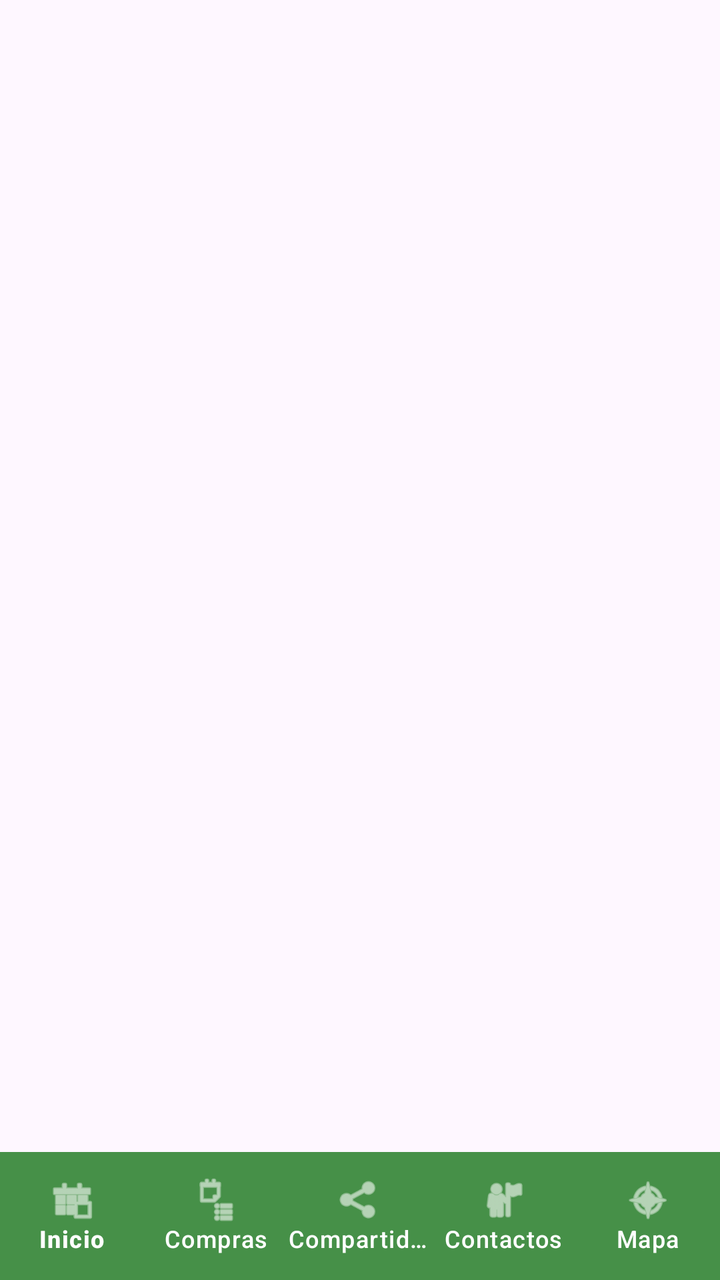
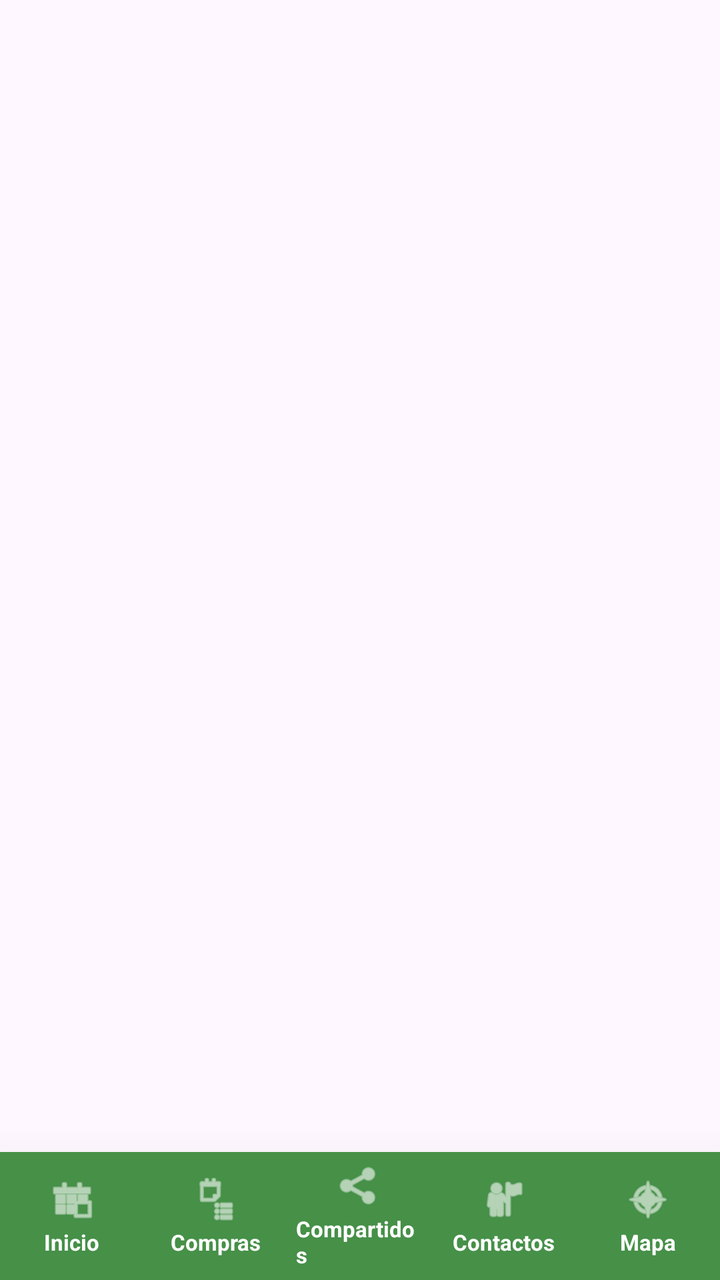

Compare the two renders of this Android layout. The source of the first and the diff that turns it into the second are given below.
<!-- AndroidManifest.xml: application theme Theme.CashoLocal -->
<!-- res/layout/activity_main.xml -->
<?xml version="1.0" encoding="utf-8"?>
<androidx.coordinatorlayout.widget.CoordinatorLayout xmlns:android="http://schemas.android.com/apk/res/android"
    xmlns:app="http://schemas.android.com/apk/res-auto"
    xmlns:tools="http://schemas.android.com/tools"
    android:id="@+id/coordinatorraizprincipal"
    android:layout_width="match_parent"
    android:layout_height="match_parent"
    tools:context=".MainActivity">

    
    <FrameLayout
        android:id="@+id/contenedorfragmento"
        android:layout_width="match_parent"
        android:layout_height="match_parent"
        android:layout_marginBottom="64dp" />

    
    <com.google.android.material.bottomnavigation.BottomNavigationView
        android:id="@+id/navegacioninferior"
        android:layout_width="match_parent"
        android:layout_height="64dp"
        android:layout_gravity="bottom"
        android:elevation="16dp"
        android:translationZ="16dp"
        android:background="#469048"
        app:elevation="16dp"
        app:itemIconTint="#FFFFFF"
        app:itemTextColor="#FFFFFF"
        app:labelVisibilityMode="labeled"
        app:menu="@menu/bottom_nav_menu" />

</androidx.coordinatorlayout.widget.CoordinatorLayout>
<!-- resources referenced by this layout -->
<resources>
  <style name="Theme.CashoLocal" parent="Base.Theme.CashoLocal" />
  <style name="Base.Theme.CashoLocal" parent="Theme.Material3.DayNight.NoActionBar">
          
          
      </style>
</resources>

<!-- the commit's change to res/layout/activity_main.xml (unified diff, before → after) -->
@@ -1,6 +1,5 @@
 <?xml version="1.0" encoding="utf-8"?>
 <androidx.coordinatorlayout.widget.CoordinatorLayout xmlns:android="http://schemas.android.com/apk/res/android"
-    xmlns:app="http://schemas.android.com/apk/res-auto"
     xmlns:tools="http://schemas.android.com/tools"
     android:id="@+id/coordinatorraizprincipal"
     android:layout_width="match_parent"
@@ -15,18 +14,191 @@
         android:layout_marginBottom="64dp" />
 
     
-    <com.google.android.material.bottomnavigation.BottomNavigationView
-        android:id="@+id/navegacioninferior"
+    <include layout="@layout/layout_barra_acciones" />
+
+</androidx.coordinatorlayout.widget.CoordinatorLayout>
+<!-- res/layout/layout_barra_acciones.xml (included above) -->
+<?xml version="1.0" encoding="utf-8"?>
+<androidx.cardview.widget.CardView xmlns:android="http://schemas.android.com/apk/res/android"
+    xmlns:app="http://schemas.android.com/apk/res-auto"
+    android:id="@+id/cvbarranavegacionprincipal"
+    android:layout_width="match_parent"
+    android:layout_height="64dp"
+    android:layout_gravity="bottom"
+    android:elevation="16dp"
+    android:translationZ="16dp"
+    app:cardBackgroundColor="#469048"
+    app:cardCornerRadius="0dp"
+    app:cardElevation="16dp">
+
+    <LinearLayout
+        android:id="@+id/llcontenedornavegacionprincipal"
         android:layout_width="match_parent"
-        android:layout_height="64dp"
-        android:layout_gravity="bottom"
-        android:elevation="16dp"
-        android:translationZ="16dp"
-        android:background="#469048"
-        app:elevation="16dp"
-        app:itemIconTint="#FFFFFF"
-        app:itemTextColor="#FFFFFF"
-        app:labelVisibilityMode="labeled"
-        app:menu="@menu/bottom_nav_menu" />
-
-</androidx.coordinatorlayout.widget.CoordinatorLayout>
+        android:layout_height="match_parent"
+        android:baselineAligned="false"
+        android:gravity="center"
+        android:orientation="horizontal">
+
+        
+        <LinearLayout
+            android:id="@+id/btnnavegacioninicio"
+            android:layout_width="0dp"
+            android:layout_height="match_parent"
+            android:layout_weight="1"
+            android:background="?attr/selectableItemBackground"
+            android:clickable="true"
+            android:focusable="true"
+            android:gravity="center"
+            android:orientation="vertical"
+            android:padding="4dp">
+
+            <ImageView
+                android:id="@+id/imgicononavegacioninicio"
+                android:layout_width="24dp"
+                android:layout_height="24dp"
+                android:contentDescription="@string/nav_home"
+                android:src="@android:drawable/ic_menu_today"
+                app:tint="#FFFFFF" />
+
+            <TextView
+                android:id="@+id/tvetiquetanavegacioninicio"
+                android:layout_width="wrap_content"
+                android:layout_height="wrap_content"
+                android:layout_marginTop="2dp"
+                android:text="@string/nav_home"
+                android:textColor="#FFFFFF"
+                android:textSize="11sp"
+                android:textStyle="bold" />
+        </LinearLayout>
+
+        
+        <LinearLayout
+            android:id="@+id/btnnavegacioncompras"
+            android:layout_width="0dp"
+            android:layout_height="match_parent"
+            android:layout_weight="1"
+            android:background="?attr/selectableItemBackground"
+            android:clickable="true"
+            android:focusable="true"
+            android:gravity="center"
+            android:orientation="vertical"
+            android:padding="4dp">
+
+            <ImageView
+                android:id="@+id/imgicononavegacioncompras"
+                android:layout_width="24dp"
+                android:layout_height="24dp"
+                android:contentDescription="@string/nav_purchases"
+                android:src="@android:drawable/ic_menu_agenda"
+                app:tint="#FFFFFF" />
+
+            <TextView
+                android:id="@+id/tvetiquetanavegacioncompras"
+                android:layout_width="wrap_content"
+                android:layout_height="wrap_content"
+                android:layout_marginTop="2dp"
+                android:text="@string/nav_purchases"
+                android:textColor="#FFFFFF"
+                android:textSize="11sp"
+                android:textStyle="bold" />
+        </LinearLayout>
+
+        
+        <LinearLayout
+            android:id="@+id/btnnavegacioncompartidos"
+            android:layout_width="0dp"
+            android:layout_height="match_parent"
+            android:layout_weight="1"
+            android:background="?attr/selectableItemBackground"
+            android:clickable="true"
+            android:focusable="true"
+            android:gravity="center"
+            android:orientation="vertical"
+            android:padding="4dp">
+
+            <ImageView
+                android:id="@+id/imgicononavegacioncompartidos"
+                android:layout_width="24dp"
+                android:layout_height="24dp"
+                android:contentDescription="@string/nav_shared"
+                android:src="@android:drawable/ic_menu_share"
+                app:tint="#FFFFFF" />
+
+            <TextView
+                android:id="@+id/tvetiquetanavegacioncompartidos"
+                android:layout_width="wrap_content"
+                android:layout_height="wrap_content"
+                android:layout_marginTop="2dp"
+                android:text="@string/nav_shared"
+                android:textColor="#FFFFFF"
+                android:textSize="11sp"
+                android:textStyle="bold" />
+        </LinearLayout>
+
+        
+        <LinearLayout
+            android:id="@+id/btnnavegacioncontactos"
+            android:layout_width="0dp"
+            android:layout_height="match_parent"
+            android:layout_weight="1"
+            android:background="?attr/selectableItemBackground"
+            android:clickable="true"
+            android:focusable="true"
+            android:gravity="center"
+            android:orientation="vertical"
+            android:padding="4dp">
+
+            <ImageView
+                android:id="@+id/imgicononavegacioncontactos"
+                android:layout_width="24dp"
+                android:layout_height="24dp"
+                android:contentDescription="@string/nav_contacts"
+                android:src="@android:drawable/ic_menu_myplaces"
+                app:tint="#FFFFFF" />
+
+            <TextView
+                android:id="@+id/tvetiquetanavegacioncontactos"
+                android:layout_width="wrap_content"
+                android:layout_height="wrap_content"
+                android:layout_marginTop="2dp"
+                android:text="@string/nav_contacts"
+                android:textColor="#FFFFFF"
+                android:textSize="11sp"
+                android:textStyle="bold" />
+        </LinearLayout>
+
+        
+        <LinearLayout
+            android:id="@+id/btnnavegacionmapa"
+            android:layout_width="0dp"
+            android:layout_height="match_parent"
+            android:layout_weight="1"
+            android:background="?attr/selectableItemBackground"
+            android:clickable="true"
+            android:focusable="true"
+            android:gravity="center"
+            android:orientation="vertical"
+            android:padding="4dp">
+
+            <ImageView
+                android:id="@+id/imgicononavegacionmapa"
+                android:layout_width="24dp"
+                android:layout_height="24dp"
+                android:contentDescription="@string/nav_map"
+                android:src="@android:drawable/ic_menu_compass"
+                app:tint="#FFFFFF" />
+
+            <TextView
+                android:id="@+id/tvetiquetanavegacionmapa"
+                android:layout_width="wrap_content"
+                android:layout_height="wrap_content"
+                android:layout_marginTop="2dp"
+                android:text="@string/nav_map"
+                android:textColor="#FFFFFF"
+                android:textSize="11sp"
+                android:textStyle="bold" />
+        </LinearLayout>
+
+    </LinearLayout>
+
+</androidx.cardview.widget.CardView>
<!-- resource entries referenced after the edit -->
@@ -1,5 +1,10 @@
 <!-- resources referenced by this layout -->
 <resources>
+  <string name="nav_contacts">Contactos</string>
+  <string name="nav_home">Inicio</string>
+  <string name="nav_map">Mapa</string>
+  <string name="nav_purchases">Compras</string>
+  <string name="nav_shared">Compartidos</string>
   <style name="Theme.CashoLocal" parent="Base.Theme.CashoLocal" />
   <style name="Base.Theme.CashoLocal" parent="Theme.Material3.DayNight.NoActionBar">
           
